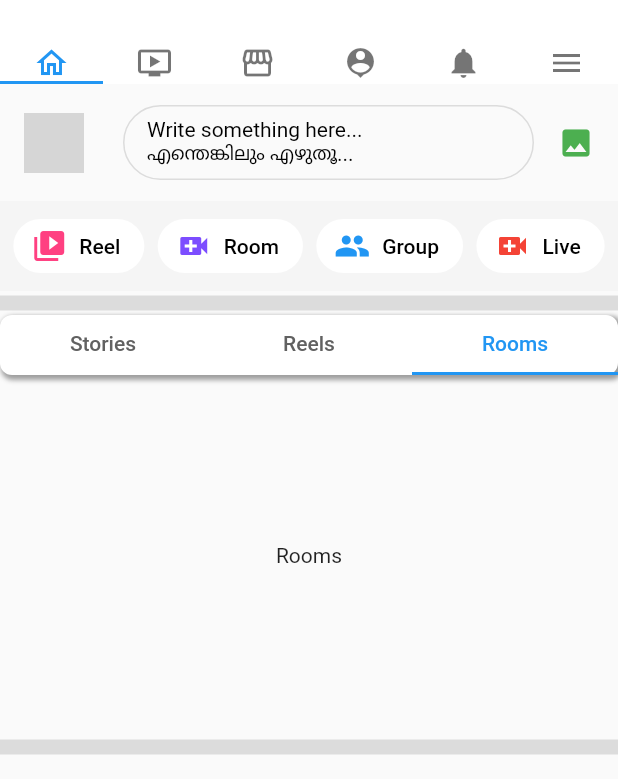
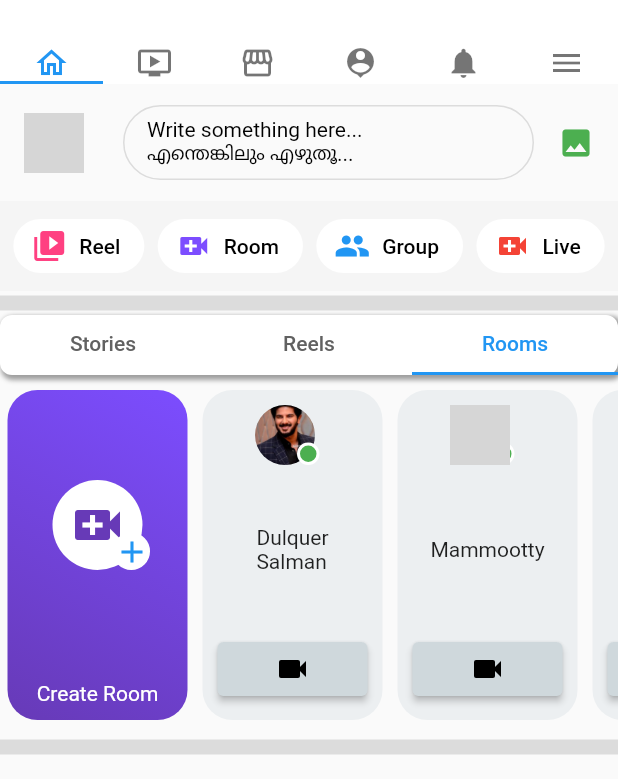
Before and after one commit to akshayanil22/facebookUi, a Flutter app: the screen it shows after launch, tab 3 chosen, on a phone screen of 412 x 824 dp, the part 72-851 px from its top. Run offline on Flutter 3.47's test engine with Material 2 defaults, Android fonts, the phone set to English and light mode, and no system bars; grey boxes are pictures that could not be loaded.

Commit message:
Add Rooms in StoriesReelsRoom Section

```diff
--- /dev/null
+++ b/lib/rooms.dart
@@ -0,0 +1,22 @@
+import 'package:facebook_ui/widgets/reels_start_end_widgets.dart';
+import 'package:facebook_ui/widgets/rooms_widgets.dart';
+import 'package:flutter/material.dart';
+
+class Rooms extends StatelessWidget {
+  const Rooms({Key? key}) : super(key: key);
+
+  @override
+  Widget build(BuildContext context) {
+    return ListView(
+      scrollDirection: Axis.horizontal,
+      children: [
+        ReelsStartEndWidgets(isStart: true,isReels: false,),
+        RoomsWidgets(image: 'dq.jpg',name: 'Dulquer\nSalman'),
+        RoomsWidgets(image: 'Mammootty.jfif',name: 'Mammootty'),
+        RoomsWidgets(image: 'mohanlal.jfif',name: 'Mohanlal'),
+        RoomsWidgets(image: 'asifali.jfif',name: 'Asif Ali'),
+        RoomsWidgets(image: 'nivin.jfif',name: 'Nivin\nPauly'),
+      ],
+    );
+  }
+}
--- a/lib/sections/stories_reels_room_section.dart
+++ b/lib/sections/stories_reels_room_section.dart
@@ -2,6 +2,7 @@ import 'package:facebook_ui/stories.dart';
 import 'package:flutter/material.dart';
 
 import '../reels.dart';
+import '../rooms.dart';
 
 class StoriesReelsRoomSection extends StatefulWidget {
   const StoriesReelsRoomSection({Key? key}) : super(key: key);
@@ -67,9 +68,7 @@ class _StoriesReelsRoomSectionState extends State<StoriesReelsRoomSection>
                 child: TabBarView(controller: _tabController, children: [
                  Stories(),
                   Reels(),
-                  Center(
-                    child: Text('Rooms'),
-                  ),
+                  Rooms(),
                 ]),
               ),
             ],
--- a/lib/widgets/create_reel_button.dart
+++ b/lib/widgets/create_reel_button.dart
@@ -3,9 +3,11 @@ import 'package:flutter/material.dart';
 import 'add_button_widgets.dart';
 
 class CreateReelButton extends StatelessWidget {
-  const CreateReelButton({
-    Key? key,
-  }) : super(key: key);
+
+  final IconData icon;
+  final Color iconColor;
+
+  CreateReelButton({required this.icon,required this.iconColor});
 
   @override
   Widget build(BuildContext context) {
@@ -22,7 +24,7 @@ class CreateReelButton extends StatelessWidget {
                 color: Colors.white,
                 borderRadius: BorderRadius.circular(100)
             ),
-            child: Icon(Icons.video_library,color: Colors.pinkAccent,),
+            child: Icon(icon,color: iconColor,size: 40),
           ),
         ),
         Positioned(
--- a/lib/widgets/reels_start_end_widgets.dart
+++ b/lib/widgets/reels_start_end_widgets.dart
@@ -4,8 +4,9 @@ import 'create_reel_button.dart';
 
 class ReelsStartEndWidgets extends StatelessWidget {
   final bool isStart;
+  final bool isReels;
 
-  ReelsStartEndWidgets({required this.isStart});
+  ReelsStartEndWidgets({required this.isStart,this.isReels=true});
 
   @override
   Widget build(BuildContext context) {
@@ -16,12 +17,12 @@ class ReelsStartEndWidgets extends StatelessWidget {
       margin: const EdgeInsets.symmetric(vertical: 10, horizontal: 5),
       decoration: isStart
           ? BoxDecoration(
-              gradient: const LinearGradient(
+              gradient:  LinearGradient(
                 begin: Alignment.topRight,
                 end: Alignment.bottomLeft,
                 colors: [
-                  Colors.pink,
-                  Colors.orange,
+                  isReels?Colors.pink:Colors.deepPurpleAccent,
+                  isReels?Colors.orange:Colors.deepPurple,
                 ],
               ),
               borderRadius: BorderRadius.circular(20),
@@ -36,12 +37,12 @@ class ReelsStartEndWidgets extends StatelessWidget {
             height: 50,
           ),
           isStart
-              ? CreateReelButton()
+              ? CreateReelButton(icon: isReels?Icons.video_library:Icons.video_call,iconColor: isReels?Colors.orange:Colors.deepPurple,)
               : AppBarIcons(iconButton: Icons.arrow_forward,size: 60),
           Spacer(),
           isStart
               ? Text(
-                  'Create reel',
+                  isReels?'Create reel':'Create Room',
                   style: TextStyle(color: Colors.white),
                 )
               : Text(
--- /dev/null
+++ b/lib/widgets/rooms_widgets.dart
@@ -0,0 +1,37 @@
+import 'package:facebook_ui/widgets/profile_image.dart';
+import 'package:flutter/material.dart';
+
+class RoomsWidgets extends StatelessWidget {
+
+  final String image;
+  final String name;
+
+  RoomsWidgets({required this.image,required this.name});
+
+  @override
+  Widget build(BuildContext context) {
+    return Container(
+      alignment: Alignment.center,
+      width: 120,
+      padding: EdgeInsets.symmetric(vertical: 10,horizontal: 10),
+      margin: const EdgeInsets.symmetric(vertical: 10,horizontal: 5),
+      decoration: BoxDecoration(
+        color: Colors.blueGrey[50],
+        borderRadius: BorderRadius.circular(20),
+      ),
+      child: Column(
+        mainAxisAlignment: MainAxisAlignment.spaceBetween,
+        children: [
+          ProfileImage(image: 'assets/$image',blueBorder: false,),
+          Text(name),
+          Container(
+            width: double.infinity,
+            child: ElevatedButton(onPressed: (){}, child: Icon(Icons.videocam,color: Colors.black,),style: ElevatedButton.styleFrom(
+                primary: Colors.blueGrey[100]
+            ),),
+          )
+        ],
+      ),
+    );
+  }
+}
```
